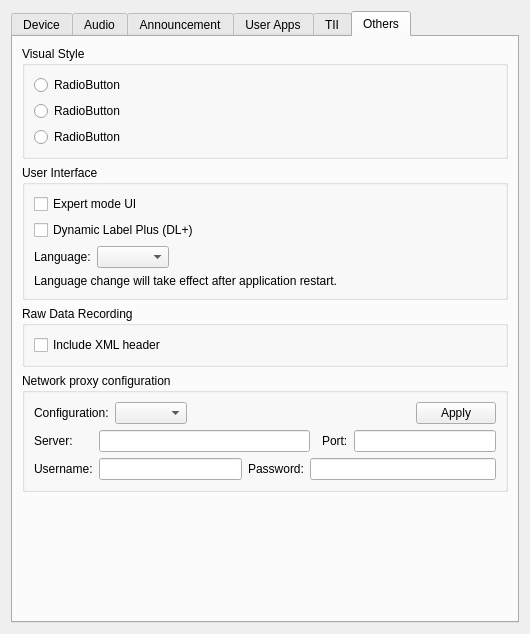
This is gui/setupdialog.ui in KejPi/AbracaDABra as Qt 5 draws it before an edit. The edited form follows.
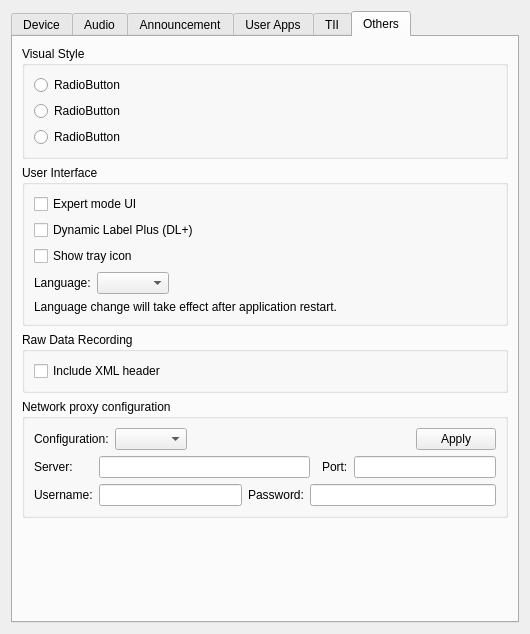
This is the edited form. The open tabs and pages were chosen to show the change. Custom widgets are drawn as their Qt base class.

Commit message: Optional tray icon with Mute & Quit actions implemented

```diff
--- a/gui/setupdialog.ui
+++ b/gui/setupdialog.ui
@@ -1930,6 +1930,13 @@
             </property>
            </widget>
           </item>
+          <item>
+           <widget class="QCheckBox" name="trayIconCheckBox">
+            <property name="text">
+             <string>Show tray icon</string>
+            </property>
+           </widget>
+          </item>
           <item>
            <layout class="QHBoxLayout" name="horizontalLayout_10">
             <item>
```
Left out of the diff: 2 changed lines with no effect on the pictures. The commit also changes 7 other files.
